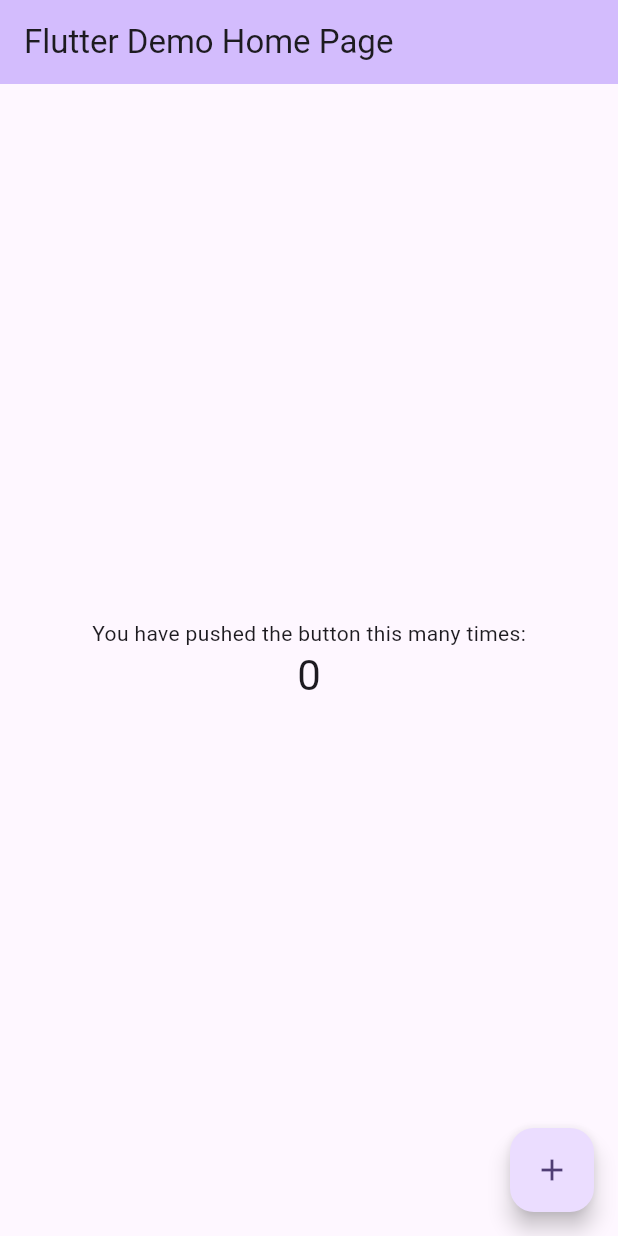
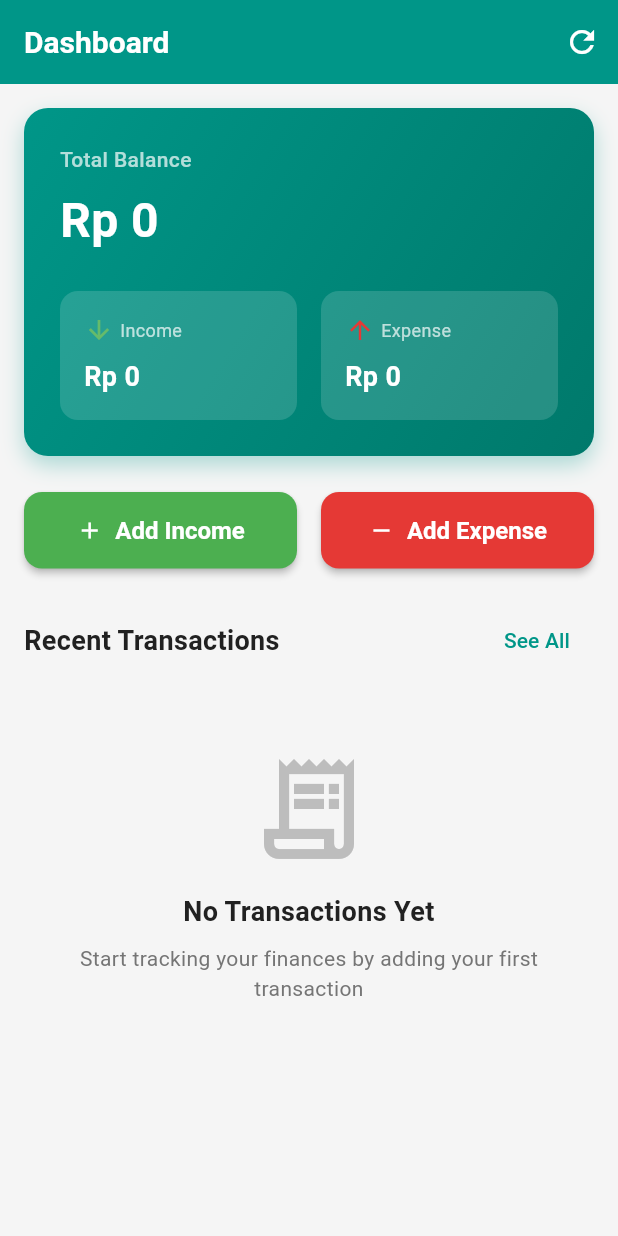
Before and after one commit to dagbrn/expensestracker-flutter, a Flutter app: the screen it shows after launch, on a phone screen of 412 x 824 dp. Run offline on Flutter 3.47's test engine with Material 3 defaults, Android fonts, the phone set to English and light mode, and no system bars; our stand-ins replace sqflite; accounts and stored records are empty.

Commit message:
feat: init dashboard screen

```diff
--- /dev/null
+++ b/lib/features/home/screens/home_screen.dart
@@ -0,0 +1,243 @@
+import 'package:flutter/material.dart';
+import '../../../core/constants/app_colors.dart';
+import '../../../core/constants/app_sizes.dart';
+import '../../../core/widgets/balance_card.dart';
+import '../../../core/widgets/transaction_item.dart';
+import '../../../core/widgets/empty_state.dart';
+import '../../../data/repositories/transaction_repository.dart';
+import '../../../data/repositories/category_repository.dart';
+import '../../transactions/screens/add_transaction_screen.dart';
+
+class HomeScreen extends StatefulWidget {
+  const HomeScreen({super.key});
+
+  @override
+  State<HomeScreen> createState() => _HomeScreenState();
+}
+
+class _HomeScreenState extends State<HomeScreen> {
+  final TransactionRepository _transactionRepo = TransactionRepository();
+  final CategoryRepository _categoryRepo = CategoryRepository();
+
+  bool _isLoading = true;
+  double _totalBalance = 0;
+  double _totalIncome = 0;
+  double _totalExpense = 0;
+  List<Map<String, dynamic>> _recentTransactions = [];
+
+  @override
+  void initState() {
+    super.initState();
+    _loadData();
+  }
+
+  Future<void> _loadData() async {
+    setState(() => _isLoading = true);
+
+    try {
+      // Get current month date range
+      final now = DateTime.now();
+      final firstDay = DateTime(now.year, now.month, 1);
+      final lastDay = DateTime(now.year, now.month + 1, 0);
+
+      // Calculate balance for current month
+      final incomeCategories = await _categoryRepo.getByType('income');
+      final expenseCategories = await _categoryRepo.getByType('expense');
+
+      final allTransactions = await _transactionRepo.getAll();
+
+      double income = 0;
+      double expense = 0;
+
+      for (var tx in allTransactions) {
+        final txDate = DateTime.parse(tx['date']);
+        if (txDate.isAfter(firstDay.subtract(const Duration(days: 1))) &&
+            txDate.isBefore(lastDay.add(const Duration(days: 1)))) {
+          final categoryId = tx['category_id'];
+          final amount = (tx['amount'] as num).toDouble();
+
+          final isIncome = incomeCategories.any((c) => c['id'] == categoryId);
+          if (isIncome) {
+            income += amount;
+          } else {
+            expense += amount;
+          }
+        }
+      }
+
+      // Get recent transactions with details
+      final recentTx = await _transactionRepo.getAll();
+      final recentWithDetails = <Map<String, dynamic>>[];
+
+      for (var tx in recentTx.take(5)) {
+        final categoryId = tx['category_id'];
+        if (categoryId != null) {
+          final categories = await _categoryRepo.getAll();
+          final category = categories.firstWhere(
+            (c) => c['id'] == categoryId,
+            orElse: () => {
+              'name': 'Unknown',
+              'icon': '❓',
+              'type': 'expense',
+            },
+          );
+
+          recentWithDetails.add({
+            ...tx,
+            'category_name': category['name'],
+            'category_icon': category['icon'],
+            'category_type': category['type'],
+          });
+        }
+      }
+
+      setState(() {
+        _totalIncome = income;
+        _totalExpense = expense;
+        _totalBalance = income - expense;
+        _recentTransactions = recentWithDetails;
+        _isLoading = false;
+      });
+    } catch (e) {
+      setState(() => _isLoading = false);
+      if (mounted) {
+        ScaffoldMessenger.of(context).showSnackBar(
+          SnackBar(content: Text('Error loading data: $e')),
+        );
+      }
+    }
+  }
+
+  void _navigateToAddTransaction(String type) async {
+    final result = await Navigator.push(
+      context,
+      MaterialPageRoute(
+        builder: (context) => AddTransactionScreen(initialType: type),
+      ),
+    );
+
+    if (result == true) {
+      _loadData(); // Refresh data after adding transaction
+    }
+  }
+
+  @override
+  Widget build(BuildContext context) {
+    return Scaffold(
+      appBar: AppBar(
+        title: const Text('Dashboard'),
+        actions: [
+          IconButton(
+            icon: const Icon(Icons.refresh),
+            onPressed: _loadData,
+          ),
+        ],
+      ),
+      body: _isLoading
+          ? const Center(child: CircularProgressIndicator())
+          : RefreshIndicator(
+              onRefresh: _loadData,
+              child: SingleChildScrollView(
+                physics: const AlwaysScrollableScrollPhysics(),
+                padding: const EdgeInsets.all(AppSizes.paddingM),
+                child: Column(
+                  crossAxisAlignment: CrossAxisAlignment.start,
+                  children: [
+                    // Balance Card
+                    BalanceCard(
+                      totalBalance: _totalBalance,
+                      income: _totalIncome,
+                      expense: _totalExpense,
+                    ),
+                    const SizedBox(height: AppSizes.paddingL),
+
+                    // Quick Actions
+                    Row(
+                      children: [
+                        Expanded(
+                          child: ElevatedButton.icon(
+                            onPressed: () => _navigateToAddTransaction('income'),
+                            icon: const Icon(Icons.add),
+                            label: const Text('Add Income'),
+                            style: ElevatedButton.styleFrom(
+                              backgroundColor: AppColors.income,
+                              foregroundColor: Colors.white,
+                              padding: const EdgeInsets.symmetric(vertical: 16),
+                            ),
+                          ),
+                        ),
+                        const SizedBox(width: AppSizes.paddingM),
+                        Expanded(
+                          child: ElevatedButton.icon(
+                            onPressed: () => _navigateToAddTransaction('expense'),
+                            icon: const Icon(Icons.remove),
+                            label: const Text('Add Expense'),
+                            style: ElevatedButton.styleFrom(
+                              backgroundColor: AppColors.expense,
+                              foregroundColor: Colors.white,
+                              padding: const EdgeInsets.symmetric(vertical: 16),
+                            ),
+                          ),
+                        ),
+                      ],
+                    ),
+                    const SizedBox(height: AppSizes.paddingL),
+
+                    // Recent Transactions Header
+                    Row(
+                      mainAxisAlignment: MainAxisAlignment.spaceBetween,
+                      children: [
+                        const Text(
+                          'Recent Transactions',
+                          style: TextStyle(
+                            fontSize: 18,
+                            fontWeight: FontWeight.bold,
+                            color: AppColors.textPrimary,
+                          ),
+                        ),
+                        TextButton(
+                          onPressed: () {
+                            // TODO: Navigate to all transactions
+                          },
+                          child: const Text('See All'),
+                        ),
+                      ],
+                    ),
+                    const SizedBox(height: AppSizes.paddingM),
+
+                    // Recent Transactions List
+                    if (_recentTransactions.isEmpty)
+                      const EmptyState(
+                        icon: Icons.receipt_long_outlined,
+                        title: 'No Transactions Yet',
+                        message: 'Start tracking your finances by adding your first transaction',
+                      )
+                    else
+                      ListView.separated(
+                        shrinkWrap: true,
+                        physics: const NeverScrollableScrollPhysics(),
+                        itemCount: _recentTransactions.length,
+                        separatorBuilder: (context, index) =>
+                            const SizedBox(height: AppSizes.paddingM),
+                        itemBuilder: (context, index) {
+                          final tx = _recentTransactions[index];
+                          return TransactionItem(
+                            categoryName: tx['category_name'] ?? 'Unknown',
+                            categoryIcon: tx['category_icon'] ?? '❓',
+                            categoryType: tx['category_type'] ?? 'expense',
+                            amount: (tx['amount'] as num).toDouble(),
+                            date: tx['date'] ?? DateTime.now().toIso8601String(),
+                            description: tx['description'],
+                            onTap: () {
+                              // TODO: Navigate to transaction detail
+                            },
+                          );
+                        },
+                      ),
+                  ],
+                ),
+              ),
+            ),
+    );
+  }
+}
--- a/lib/main.dart
+++ b/lib/main.dart
@@ -1,13 +1,30 @@
 import 'package:flutter/material.dart';
+import 'core/themes/app_theme.dart';
+import 'features/home/screens/home_screen.dart';
 
-void main() {
+void main() async {
+  WidgetsFlutterBinding.ensureInitialized();
   runApp(const MyApp());
 }
 
 class MyApp extends StatelessWidget {
   const MyApp({super.key});
 
-  // This widget is the root of your application.
+  @override
+  Widget build(BuildContext context) {
+    return MaterialApp(
+      title: 'Expense Tracker',
+      debugShowCheckedModeBanner: false,
+      theme: AppTheme.lightTheme,
+      home: const HomeScreen(),
+    );
+  }
+}
+
+// Keep the old widget for reference but not used
+class _OldMyApp extends StatelessWidget {
+  const _OldMyApp({super.key});
+
   @override
   Widget build(BuildContext context) {
     return MaterialApp(
```
Also changed, not shown: lib/features/transactions/screens/add_transaction_screen.dart (added, +361 -0 lines).
